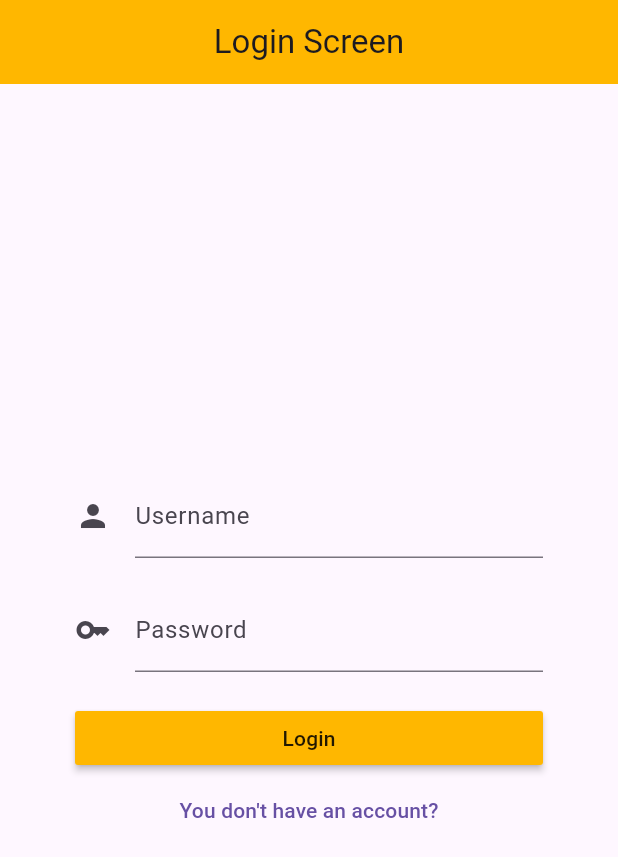
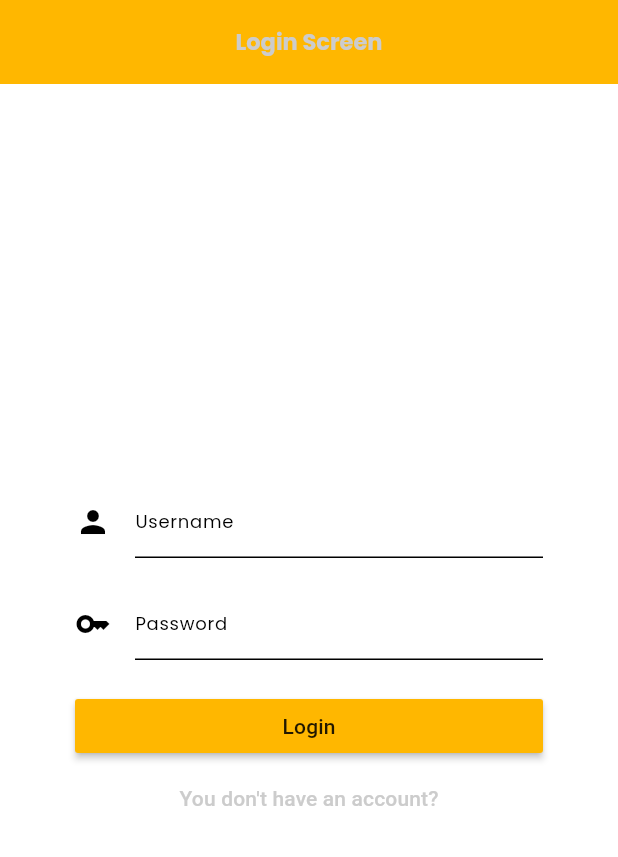
Before and after one commit to trongloikt192/flutter-app-demo, a Flutter app: the screen it shows after launch, on a phone screen of 412 x 824 dp. Shown: the top 857 px of the screen. Run offline on Flutter 3.47's test engine with Material 3 defaults, Android fonts, the phone set to English and light mode, and no system bars; our stand-ins replace dio, flutter_dotenv, flutter_html, get, get_storage, google_fonts; missing offline and left inert: barcode_scan2, dio_http_cache; statements that could not run were skipped.

Commit message:
imp# Theme mode

```diff
--- a/lib/config/constants.dart
+++ b/lib/config/constants.dart
@@ -2,4 +2,10 @@ class Constants {
   static const BOX_CURRENT_USER = 'BOX_ACCESS_TOKEN';
   static const BOX_SETTING_NAME = 'BOX_SETTING_NAME';
   static const BOX_SETTING_LANGUAGE = 'BOX_SETTING_LANGUAGE';
+  static const BOX_SETTING_THEME_MODE = 'BOX_SETTING_THEME_MODE';
+
+  static const THEME_MODE_LIGHT = 'ThemeMode.light';
+  static const THEME_MODE_DARK = 'ThemeMode.dark';
+  static const THEME_MODE_SYSTEM = 'ThemeMode.system';
+
 }
--- a/lib/main.dart
+++ b/lib/main.dart
@@ -29,6 +29,9 @@ class MyApp extends StatelessWidget {
       getPages: Routes.config,
       locale: Get.find<TranslationService>().getLocale(),
       defaultTransition: Transition.noTransition,
+      themeMode: Get.find<SettingsService>().getThemeMode(),
+      theme: Get.find<SettingsService>().getLightTheme(),
+      darkTheme: Get.find<SettingsService>().getDarkTheme(),
     );
   }
 }
--- a/lib/models/setting_model.dart
+++ b/lib/models/setting_model.dart
@@ -3,17 +3,57 @@ import 'model.dart';
 class Setting extends Model {
   String? language;
 
+  // Theme
+  String? defaultTheme;
+  String? mainColor;
+  String? mainDarkColor;
+  String? secondColor;
+  String? secondDarkColor;
+  String? accentColor;
+  String? accentDarkColor;
+  String? scaffoldDarkColor;
+  String? scaffoldColor;
+
   Setting({
-    this.language
+    this.language,
+
+    this.mainColor,
+    this.mainDarkColor,
+    this.secondColor,
+    this.secondDarkColor,
+    this.accentColor,
+    this.accentDarkColor,
+    this.scaffoldDarkColor,
+    this.scaffoldColor,
   });
 
   Setting.fromJson(Map<String, dynamic>? json) {
     language = json?['language'];
+
+    defaultTheme = json?['default_theme'];
+    mainColor = json?['main_color'] ;
+    mainDarkColor = json?['main_dark_color'];
+    secondColor = json?['second_color'];
+    secondDarkColor = json?['second_dark_color'];
+    accentColor = json?['accent_color'];
+    accentDarkColor = json?['accent_dark_color'];
+    scaffoldDarkColor = json?['scaffold_dark_color'];
+    scaffoldColor = json?['scaffold_color'];
   }
 
   Map<String, dynamic> toJson() {
     final Map<String, dynamic> data = Map<String, dynamic>();
     data['language'] = this.language;
+
+    data['main_color'] = this.mainColor;
+    data['default_theme'] = this.defaultTheme;
+    data['main_dark_color'] = this.mainDarkColor;
+    data['second_color'] = this.secondColor;
+    data['second_dark_color'] = this.secondDarkColor;
+    data['accent_color'] = this.accentColor;
+    data['accent_dark_color'] = this.accentDarkColor;
+    data['scaffold_dark_color'] = this.scaffoldDarkColor;
+    data['scaffold_color'] = this.scaffoldColor;
     return data;
   }
 }
--- a/lib/modules/auth/views/login_screen.dart
+++ b/lib/modules/auth/views/login_screen.dart
@@ -13,7 +13,7 @@ class LoginScreen extends GetView<AuthController> {
       appBar: AppBar(
         title: Text(
           "Login Screen",
-          style: Theme.of(context).textTheme.titleLarge,
+          style: context.theme.textTheme.titleLarge,
         ),
         centerTitle: true,
         backgroundColor: const Color(0xFFFFB700),
--- a/lib/modules/auth/views/register_screen.dart
+++ b/lib/modules/auth/views/register_screen.dart
@@ -11,7 +11,7 @@ class RegisterScreen extends GetView<AuthController> {
         appBar: AppBar(
           title: Text(
             "Register Screen".tr,
-            style: Theme.of(context).textTheme.titleLarge,
+            style: context.theme.textTheme.titleLarge,
           ),
           centerTitle: true,
           backgroundColor: const Color(0xFFFFB700),
--- a/lib/modules/home/views/home_screen.dart
+++ b/lib/modules/home/views/home_screen.dart
@@ -19,7 +19,7 @@ class HomeScreen extends GetView<HomeController> {
                 children: [
               Obx(() {
                 return Text("${"Hi".tr}, ${Get.find<AuthService>().name}",
-                        style: Theme.of(context).textTheme.titleMedium)
+                        style: context.theme.textTheme.titleLarge)
                     .paddingOnly(left: 50, right: 50)
                     .marginOnly(bottom: 20);
               }),
@@ -28,7 +28,7 @@ class HomeScreen extends GetView<HomeController> {
                   /// Go to next screen
                   controller.goToProfile()
                 },
-                color: const Color(0xFFFFB700),
+                color: context.theme.colorScheme.primary,
                 child: Text('Profile screen'.tr),
               ).paddingOnly(left: 50, right: 50).marginOnly(bottom: 20),
               MaterialButton(
@@ -36,7 +36,7 @@ class HomeScreen extends GetView<HomeController> {
                   /// Go to next screen
                   controller.goToSetting()
                 },
-                color: const Color(0xFFFFB700),
+                color: context.theme.colorScheme.primary,
                 child: Text('Setting screen'.tr),
               ).paddingOnly(left: 50, right: 50).marginOnly(bottom: 20),
             ])
--- a/lib/modules/profile/views/profile_screen.dart
+++ b/lib/modules/profile/views/profile_screen.dart
@@ -18,15 +18,15 @@ class ProfileScreen extends GetView<ProfileController> {
               mainAxisAlignment: MainAxisAlignment.center,
               children: [
                 Text("Hi, ${Get.find<AuthService>().user.value.name}",
-                    style: Theme.of(context).textTheme.titleMedium
+                    style: context.theme.textTheme.titleMedium
                 ).paddingOnly(left: 50, right: 50).marginOnly(bottom: 20),
                 MaterialButton(
                   onPressed: () => {
                     /// Go back to previous screen
                     controller.backToHome()
                   },
-                  color: const Color(0xFFFFB700),
-                  child: const Text('Back to home screen'),
+                  color: context.theme.colorScheme.primary,
+                  child: Text('Back to home screen'.tr),
                 ).paddingOnly(left: 50, right: 50),
               ],
             )
--- a/lib/modules/root/views/root_screen.dart
+++ b/lib/modules/root/views/root_screen.dart
@@ -29,10 +29,8 @@ class RootScreen extends GetView<RootController> {
           : AppBar(
               title: Text(
                 title.tr,
-                style: Theme.of(context).textTheme.titleLarge,
               ),
               centerTitle: true,
-              backgroundColor: const Color(0xFFFFB700),
               actions: appBarActions ?? [],
             ),
       body: container,
--- a/lib/services/setting_service.dart
+++ b/lib/services/setting_service.dart
@@ -1,8 +1,13 @@
+import 'package:demo/config/constants.dart';
+import 'package:flutter/material.dart';
+import 'package:flutter/services.dart';
 import 'package:get/get.dart';
 import 'package:get_storage/get_storage.dart';
+import 'package:google_fonts/google_fonts.dart';
 
 import '../models/setting_model.dart';
 import '../repositories/setting_repository.dart';
+import '../utils/ui.dart';
 
 class SettingsService extends GetxService {
   final setting = Setting().obs;
@@ -21,11 +26,112 @@ class SettingsService extends GetxService {
   }
 
   String _getLocale() {
-    String _locale = _box.read<String>('language') ?? '';
-    if (_locale.isEmpty) {
-      _locale = setting.value.language ?? 'en';
+    String locale = _box.read<String>('language') ?? '';
+    if (locale.isEmpty) {
+      locale = setting.value.language ?? 'en';
     }
-    return _locale;
+    return locale;
+  }
+
+  ThemeData getLightTheme() {
+    // TODO change font dynamically
+    return ThemeData(
+        primaryColor: Colors.white,
+        floatingActionButtonTheme: const FloatingActionButtonThemeData(elevation: 0, foregroundColor: Colors.white),
+        brightness: Brightness.light,
+        dividerColor: Ui.parseColor(setting.value.accentColor, opacity: 0.1),
+        focusColor: Ui.parseColor(setting.value.accentColor),
+        hintColor: Ui.parseColor(setting.value.secondColor),
+        textButtonTheme: TextButtonThemeData(
+          style: TextButton.styleFrom(foregroundColor: Ui.parseColor(setting.value.mainColor)),
+        ),
+        colorScheme: ColorScheme.light(
+          primary: Ui.parseColor(setting.value.mainColor),
+          secondary: Ui.parseColor(setting.value.mainColor),
+        ),
+        textTheme: GoogleFonts.getTextTheme(
+          _getLocale().startsWith('ar') ? 'Cairo' : 'Poppins',
+          TextTheme(
+            titleLarge: TextStyle(fontSize: 15.0, fontWeight: FontWeight.w700, color: Ui.parseColor(setting.value.mainColor), height: 1.3),
+            headlineSmall: TextStyle(fontSize: 16.0, fontWeight: FontWeight.w700, color: Ui.parseColor(setting.value.secondColor), height: 1.3),
+            headlineMedium: TextStyle(fontSize: 18.0, fontWeight: FontWeight.w400, color: Ui.parseColor(setting.value.secondColor), height: 1.3),
+            displaySmall: TextStyle(fontSize: 20.0, fontWeight: FontWeight.w700, color: Ui.parseColor(setting.value.secondColor), height: 1.3),
+            displayMedium: TextStyle(fontSize: 22.0, fontWeight: FontWeight.w700, color: Ui.parseColor(setting.value.mainColor), height: 1.4),
+            displayLarge: TextStyle(fontSize: 24.0, fontWeight: FontWeight.w300, color: Ui.parseColor(setting.value.secondColor), height: 1.4),
+            titleSmall: TextStyle(fontSize: 15.0, fontWeight: FontWeight.w600, color: Ui.parseColor(setting.value.secondColor), height: 1.2),
+            titleMedium: TextStyle(fontSize: 13.0, fontWeight: FontWeight.w400, color: Ui.parseColor(setting.value.mainColor), height: 1.2),
+            bodyMedium: TextStyle(fontSize: 13.0, fontWeight: FontWeight.w600, color: Ui.parseColor(setting.value.secondColor), height: 1.2),
+            bodyLarge: TextStyle(fontSize: 12.0, fontWeight: FontWeight.w400, color: Ui.parseColor(setting.value.secondColor), height: 1.2),
+            bodySmall: TextStyle(fontSize: 12.0, fontWeight: FontWeight.w300, color: Ui.parseColor(setting.value.accentColor), height: 1.2),
+          ),
+        )
+    );
+  }
+
+  ThemeData getDarkTheme() {
+    // TODO change font dynamically
+    return ThemeData(
+        primaryColor: const Color(0xFF252525),
+        floatingActionButtonTheme: const FloatingActionButtonThemeData(elevation: 0),
+        scaffoldBackgroundColor: const Color(0xFF2C2C2C),
+        brightness: Brightness.dark,
+        dividerColor: Ui.parseColor(setting.value.accentDarkColor, opacity: 0.1),
+        focusColor: Ui.parseColor(setting.value.accentDarkColor),
+        hintColor: Ui.parseColor(setting.value.secondDarkColor),
+        textButtonTheme: TextButtonThemeData(
+          style: TextButton.styleFrom(foregroundColor: Ui.parseColor(setting.value.mainColor)),
+        ),
+        colorScheme: ColorScheme.dark(
+          primary: Ui.parseColor(setting.value.mainDarkColor),
+          secondary: Ui.parseColor(setting.value.mainDarkColor),
+        ),
+        textTheme: GoogleFonts.getTextTheme(
+            _getLocale().startsWith('ar') ? 'Cairo' : 'Poppins',
+            TextTheme(
+              titleLarge: TextStyle(fontSize: 15.0, fontWeight: FontWeight.w700, color: Ui.parseColor(setting.value.mainDarkColor), height: 1.3),
+              headlineSmall: TextStyle(fontSize: 16.0, fontWeight: FontWeight.w700, color: Ui.parseColor(setting.value.secondDarkColor), height: 1.3),
+              headlineMedium: TextStyle(fontSize: 18.0, fontWeight: FontWeight.w400, color: Ui.parseColor(setting.value.secondDarkColor), height: 1.3),
+              displaySmall: TextStyle(fontSize: 20.0, fontWeight: FontWeight.w700, color: Ui.parseColor(setting.value.secondDarkColor), height: 1.3),
+              displayMedium: TextStyle(fontSize: 22.0, fontWeight: FontWeight.w700, color: Ui.parseColor(setting.value.mainDarkColor), height: 1.4),
+              displayLarge: TextStyle(fontSize: 24.0, fontWeight: FontWeight.w300, color: Ui.parseColor(setting.value.secondDarkColor), height: 1.4),
+              titleSmall: TextStyle(fontSize: 15.0, fontWeight: FontWeight.w600, color: Ui.parseColor(setting.value.secondDarkColor), height: 1.2),
+              titleMedium: TextStyle(fontSize: 13.0, fontWeight: FontWeight.w400, color: Ui.parseColor(setting.value.mainDarkColor), height: 1.2),
+              bodyMedium: TextStyle(fontSize: 13.0, fontWeight: FontWeight.w600, color: Ui.parseColor(setting.value.secondDarkColor), height: 1.2),
+              bodyLarge: TextStyle(fontSize: 12.0, fontWeight: FontWeight.w400, color: Ui.parseColor(setting.value.secondDarkColor), height: 1.2),
+              bodySmall: TextStyle(fontSize: 12.0, fontWeight: FontWeight.w300, color: Ui.parseColor(setting.value.accentDarkColor), height: 1.2),
+            )
+        )
+    );
+  }
+
+  ThemeMode getThemeMode() {
+    String? themeMode = GetStorage().read<String>(Constants.BOX_SETTING_THEME_MODE);
+    switch (themeMode) {
+      case Constants.THEME_MODE_LIGHT:
+        SystemChrome.setSystemUIOverlayStyle(
+          SystemUiOverlayStyle.light.copyWith(systemNavigationBarColor: Colors.white),
+        );
+        return ThemeMode.light;
+      case Constants.THEME_MODE_DARK:
+        SystemChrome.setSystemUIOverlayStyle(
+          SystemUiOverlayStyle.dark.copyWith(systemNavigationBarColor: Colors.black87),
+        );
+        return ThemeMode.dark;
+      case Constants.THEME_MODE_SYSTEM:
+        return ThemeMode.system;
+      default:
+        if (setting.value.defaultTheme == "dark") {
+          SystemChrome.setSystemUIOverlayStyle(
+            SystemUiOverlayStyle.dark.copyWith(systemNavigationBarColor: Colors.black87),
+          );
+          return ThemeMode.dark;
+        } else {
+          SystemChrome.setSystemUIOverlayStyle(
+            SystemUiOverlayStyle.light.copyWith(systemNavigationBarColor: Colors.white),
+          );
+          return ThemeMode.light;
+        }
+    }
   }
 
 }
--- a/pubspec.yaml
+++ b/pubspec.yaml
@@ -36,6 +36,9 @@ dependencies:
   # Use with the CupertinoIcons class for iOS style icons.
   cupertino_icons: ^1.0.2
   flutter_html: 3.0.0-alpha.3
+
+  # FONT
+  google_fonts: 4.0.4
 
   # GetX
   get: ^4.6.6
```
Also changed, not shown: lib/modules/setting/controllers/setting_controller.dart (+17 -1 lines), lib/modules/setting/views/setting_screen.dart (+39 -9 lines), lib/modules/global_widgets/custom_bottom_nav_bar.dart (indentation only), pubspec.lock.
